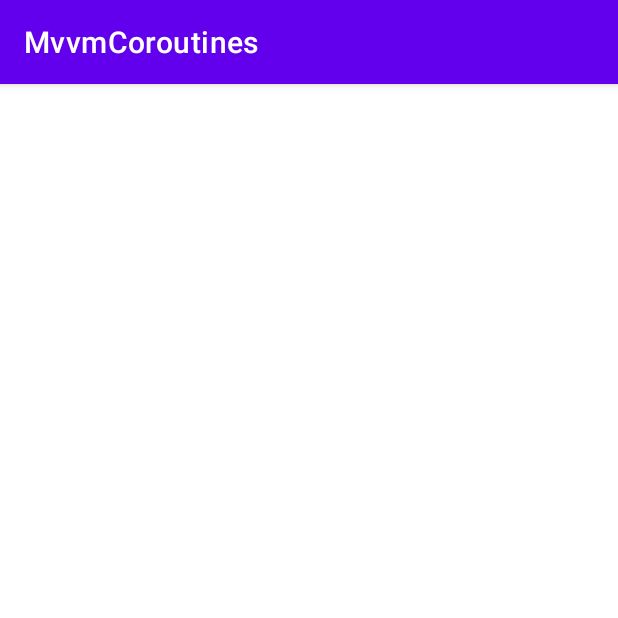
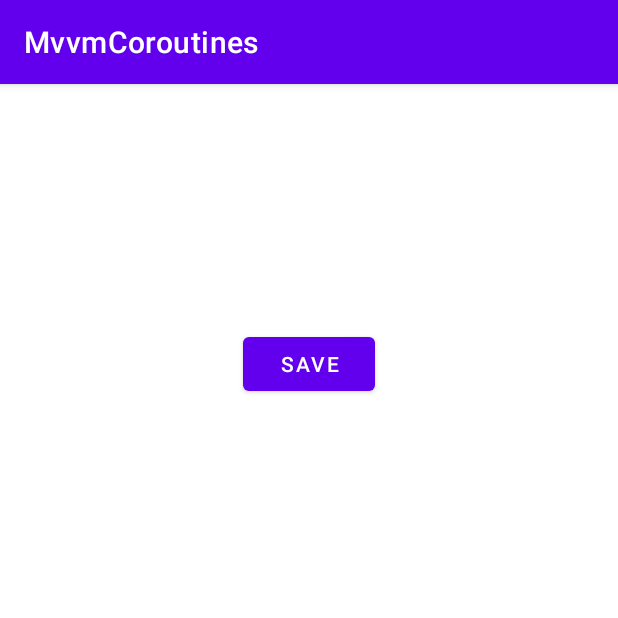
Before and after one commit to mgida/MvvmCoroutines, an Android app: the UserDetailActivity screen opened directly, with no data from a screen before it, on a phone screen of 412 x 824 dp, the top half of it. Run offline under Robolectric (Android 15) with nearby library versions, the phone set to English and light mode, and no system bars; our stand-ins replace Room's generated code; network calls fail; 1 statement that could not run was skipped.

```diff
--- /dev/null
+++ b/app/src/main/java/com/example/mvvmcoroutines/database/UserDao.kt
@@ -0,0 +1,18 @@
+package com.example.mvvmcoroutines.database
+
+import androidx.lifecycle.LiveData
+import androidx.room.Dao
+import androidx.room.Insert
+import androidx.room.OnConflictStrategy
+import androidx.room.Query
+import com.example.mvvmcoroutines.model.UserResponseItem
+
+@Dao
+interface UserDao {
+    @Insert(onConflict = OnConflictStrategy.REPLACE)
+    suspend fun insert(userResponseItem: UserResponseItem): Long
+
+    @Query("SELECT * FROM users")
+    fun getAllUsers(): LiveData<List<UserResponseItem>>
+
+}
--- /dev/null
+++ b/app/src/main/java/com/example/mvvmcoroutines/database/UserDatabase.kt
@@ -0,0 +1,44 @@
+package com.example.mvvmcoroutines.database
+
+import android.content.Context
+import androidx.room.Database
+import androidx.room.Room
+import androidx.room.RoomDatabase
+import androidx.room.TypeConverters
+import com.example.mvvmcoroutines.model.UserResponseItem
+
+@Database(
+    entities = [UserResponseItem::class],
+    version = 1,
+    exportSchema = false
+)
+@TypeConverters(Converter::class)
+abstract class UserDatabase : RoomDatabase() {
+
+    abstract fun userDao(): UserDao
+
+    companion object {
+
+        @Volatile
+        private var INSTANCE: UserDatabase? = null
+
+        fun getInstance(context: Context): UserDatabase {
+            synchronized(this) {
+                var instance = INSTANCE
+                if (instance == null) {
+                    instance = Room.databaseBuilder(
+                        context.applicationContext,
+                        UserDatabase::class.java,
+                        "users_database"
+                    )
+                        .fallbackToDestructiveMigration()
+                        .build()
+                    INSTANCE = instance
+                }
+                return instance
+            }
+        }
+    }
+
+
+}
--- a/app/src/main/java/com/example/mvvmcoroutines/model/Address.kt
+++ b/app/src/main/java/com/example/mvvmcoroutines/model/Address.kt
@@ -6,7 +6,6 @@ import kotlinx.android.parcel.Parcelize
 @Parcelize
 data class Address(
     val city: String,
-    val geo: Geo,
     val street: String,
     val suite: String,
     val zipcode: String
--- a/app/src/main/java/com/example/mvvmcoroutines/model/UserResponseItem.kt
+++ b/app/src/main/java/com/example/mvvmcoroutines/model/UserResponseItem.kt
@@ -1,16 +1,20 @@
 package com.example.mvvmcoroutines.model
 
 import android.os.Parcelable
+import androidx.room.Entity
+import androidx.room.PrimaryKey
 import com.example.mvvmcoroutines.model.Address
 import com.example.mvvmcoroutines.model.Company
 import kotlinx.android.parcel.Parcelize
 
+@Entity(tableName = "users")
 @Parcelize
 data class UserResponseItem(
     val address: Address,
     val company: Company,
     val email: String,
-    val id: Int,
+    @PrimaryKey(autoGenerate = true)
+    var id: Int?=null,
     val name: String,
     val phone: String,
     val username: String,
--- a/app/src/main/java/com/example/mvvmcoroutines/ui/UserDetailActivity.kt
+++ b/app/src/main/java/com/example/mvvmcoroutines/ui/UserDetailActivity.kt
@@ -2,14 +2,34 @@ package com.example.mvvmcoroutines.ui
 
 import androidx.appcompat.app.AppCompatActivity
 import android.os.Bundle
+import android.widget.Toast
+import androidx.lifecycle.ViewModelProvider
 import com.example.mvvmcoroutines.R
+import com.example.mvvmcoroutines.database.UserDatabase
 import com.example.mvvmcoroutines.model.UserResponseItem
+import com.example.mvvmcoroutines.repository.UserRepository
+import com.example.mvvmcoroutines.ui.view_model.UserViewModel
+import com.example.mvvmcoroutines.ui.view_model.UserViewModelFactory
 import kotlinx.android.synthetic.main.activity_user_detail.*
 
 class UserDetailActivity : AppCompatActivity() {
+
+    lateinit var userViewModel: UserViewModel
+    lateinit var db: UserDatabase
+
     override fun onCreate(savedInstanceState: Bundle?) {
         super.onCreate(savedInstanceState)
         setContentView(R.layout.activity_user_detail)
+
+        db = UserDatabase.getInstance(applicationContext)
+
+
+        val userRepository = UserRepository(db)
+        val userViewModelFactory =
+            UserViewModelFactory(
+                userRepository
+            )
+        userViewModel = ViewModelProvider(this, userViewModelFactory)[UserViewModel::class.java]
 
         val intent = intent
         val user: UserResponseItem? = intent.getParcelableExtra("userKey")
@@ -21,6 +41,15 @@ class UserDetailActivity : AppCompatActivity() {
             tvUserCompanyDetail.text = user.company.name
         }
 
+        btnSave.setOnClickListener {
+            user?.let { user ->
+                userViewModel.insert(user)
+                Toast.makeText(applicationContext, "saved successfully", Toast.LENGTH_SHORT).show()
+            }
+        }
+
 
     }
+
+
 }
--- a/app/src/main/res/layout/activity_main.xml
+++ b/app/src/main/res/layout/activity_main.xml
@@ -4,6 +4,7 @@
     xmlns:tools="http://schemas.android.com/tools"
     android:layout_width="match_parent"
     android:layout_height="match_parent"
+    android:layout_margin="8dp"
     tools:context=".ui.MainActivity">
 
     <androidx.recyclerview.widget.RecyclerView
--- a/app/src/main/res/layout/activity_user_detail.xml
+++ b/app/src/main/res/layout/activity_user_detail.xml
@@ -4,6 +4,7 @@
     xmlns:tools="http://schemas.android.com/tools"
     android:layout_width="match_parent"
     android:layout_height="match_parent"
+    android:layout_margin="8dp"
     android:orientation="vertical"
     tools:context=".ui.UserDetailActivity">
 
@@ -12,29 +13,39 @@
         android:layout_width="wrap_content"
         android:layout_height="wrap_content"
         android:layout_marginBottom="6dp"
-        android:textAppearance="@style/TextAppearance.AppCompat"
+        android:textAppearance="@style/TextAppearance.AppCompat.Headline"
         tools:text="@string/userName" />
 
     <TextView
         android:id="@+id/tvUserPhoneDetail"
         android:layout_width="wrap_content"
         android:layout_height="wrap_content"
-        android:textAppearance="@style/TextAppearance.AppCompat"
+        android:layout_marginBottom="6dp"
+        android:textAppearance="@style/TextAppearance.AppCompat.Headline"
         tools:text="@string/userPhone" />
 
     <TextView
         android:id="@+id/tvUserAddressDetail"
         android:layout_width="wrap_content"
         android:layout_height="wrap_content"
-        android:textAppearance="@style/TextAppearance.AppCompat"
+        android:layout_marginBottom="6dp"
+        android:textAppearance="@style/TextAppearance.AppCompat.Headline"
         tools:text="@string/userPhone" />
 
     <TextView
         android:id="@+id/tvUserCompanyDetail"
         android:layout_width="wrap_content"
         android:layout_height="wrap_content"
-        android:textAppearance="@style/TextAppearance.AppCompat"
+        android:layout_marginBottom="6dp"
+        android:textAppearance="@style/TextAppearance.AppCompat.Headline"
         tools:text="@string/userPhone" />
+
+    <Button
+        android:id="@+id/btnSave"
+        android:layout_width="wrap_content"
+        android:layout_height="wrap_content"
+        android:layout_gravity="center"
+        android:text="@string/save" />
 
 
 </LinearLayout>
--- a/app/src/main/res/layout/user_list_item.xml
+++ b/app/src/main/res/layout/user_list_item.xml
@@ -11,14 +11,14 @@
         android:layout_width="wrap_content"
         android:layout_height="wrap_content"
         android:layout_marginBottom="6dp"
-        android:textAppearance="@style/TextAppearance.AppCompat"
+        android:textAppearance="@style/TextAppearance.MaterialComponents.Body1"
         tools:text="@string/userName" />
 
     <TextView
         android:id="@+id/tvUserPhone"
         android:layout_width="wrap_content"
         android:layout_height="wrap_content"
-        android:textAppearance="@style/TextAppearance.AppCompat"
+        android:textAppearance="@style/TextAppearance.AppCompat.Body1"
         tools:text="@string/userPhone" />
 
 </LinearLayout>
--- a/app/src/main/res/values/strings.xml
+++ b/app/src/main/res/values/strings.xml
@@ -2,4 +2,6 @@
     <string name="app_name">MvvmCoroutines</string>
     <string name="userName">Leanne Graham</string>
     <string name="userPhone">024-648-3804</string>
+    <string name="saved_users">saved users</string>
+    <string name="save">save</string>
 </resources>
--- a/gradle.properties
+++ b/gradle.properties
@@ -19,3 +19,4 @@ android.useAndroidX=true
 android.enableJetifier=true
 # Kotlin code style for this project: "official" or "obsolete":
 kotlin.code.style=official
+kapt.incremental.apt=true
```
Also changed, not shown: app/build.gradle (+7 -0 lines), app/src/main/java/com/example/mvvmcoroutines/database/Converter.kt (added, +28 -0 lines), app/src/main/java/com/example/mvvmcoroutines/model/Geo.kt (deleted, +0 -10 lines), app/src/main/java/com/example/mvvmcoroutines/repository/UserRepository.kt (+10 -1 lines), app/src/main/java/com/example/mvvmcoroutines/ui/MainActivity.kt (+27 -2 lines), app/src/main/java/com/example/mvvmcoroutines/ui/view_model/UserViewModel.kt (+7 -0 lines), app/src/main/res/menu/user_menu.xml (added, +8 -0 lines).
